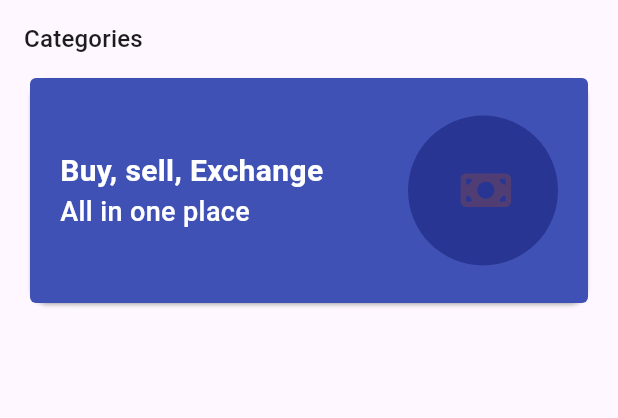
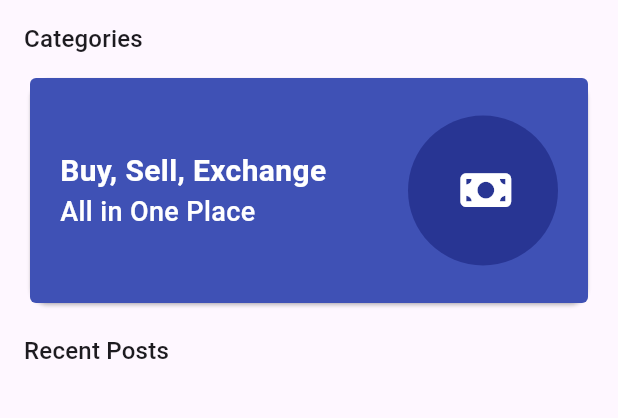
Before and after one commit to kul349/bikes, a Flutter app: the screen it shows after launch, on a phone screen of 412 x 824 dp, the part 63-481 px from its top. Run offline on Flutter 3.47's test engine with Material 3 defaults, Android fonts, the phone set to English and light mode, and no system bars; our stand-ins replace flutter_swiper_null_safety, font_awesome_flutter.

Commit message:
add recent post and all view all

```diff
--- a/moterbiekapp/lib/widgets/bikehomepage.dart
+++ b/moterbiekapp/lib/widgets/bikehomepage.dart
@@ -35,7 +35,8 @@ class _BikeHomePageState extends State<BikeHomePage> {
                   height: 150,
                   decoration: BoxDecoration(
                     borderRadius: BorderRadius.circular(4.0),
-                          color: Colors.indigo),
+                    color: Colors.indigo,
+                  ),
                   child: Swiper(
                     itemBuilder: (context, index) {
                       return Row(
@@ -43,24 +44,25 @@ class _BikeHomePageState extends State<BikeHomePage> {
                           const SizedBox(width: 20.0),
                           Expanded(
                             child: Column(
-                                    crossAxisAlignment:
-                                        CrossAxisAlignment.start,
+                              crossAxisAlignment: CrossAxisAlignment.start,
                               mainAxisAlignment: MainAxisAlignment.center,
                               children: const [
                                 Text(
-                                        "Buy, sell, Exchange ",
+                                  "Buy, Sell, Exchange",
                                   style: TextStyle(
                                     color: Colors.white,
                                     fontWeight: FontWeight.bold,
-                                            fontSize: 20.0),
+                                    fontSize: 20.0,
+                                  ),
                                 ),
                                 Text(
-                                        "All in one place ",
+                                  "All in One Place",
                                   style: TextStyle(
                                     color: Colors.white,
                                     fontWeight: FontWeight.w500,
-                                            fontSize: 18.0),
-                                      )
+                                    fontSize: 18.0,
+                                  ),
+                                ),
                               ],
                             ),
                           ),
@@ -71,14 +73,31 @@ class _BikeHomePageState extends State<BikeHomePage> {
                             child: const Icon(
                               FontAwesomeIcons.moneyBill,
                               size: 30,
+                              color: Colors.white,
                             ),
                           ),
-                                const SizedBox(width: 20.0)
+                          const SizedBox(width: 20.0),
                         ],
                       );
                     },
-                          itemCount: 2)),
-                ))
+                    itemCount: 2,
+                  ),
+                ),
+              ),
+            ),
+            const SizedBox(height: 16.0),
+            Padding(
+              padding: const EdgeInsets.symmetric(horizontal: 16.0),
+              child: Row(
+                children: [
+                  Text(
+                    "Recent Posts",
+                    style: Theme.of(context).textTheme.titleMedium,
+                  ),
+                ],
+              ),
+            ),
+            const SizedBox(height: 16.0),
           ],
         ),
       ),
```
Lines whose indentation alone changed are shown as unchanged.
